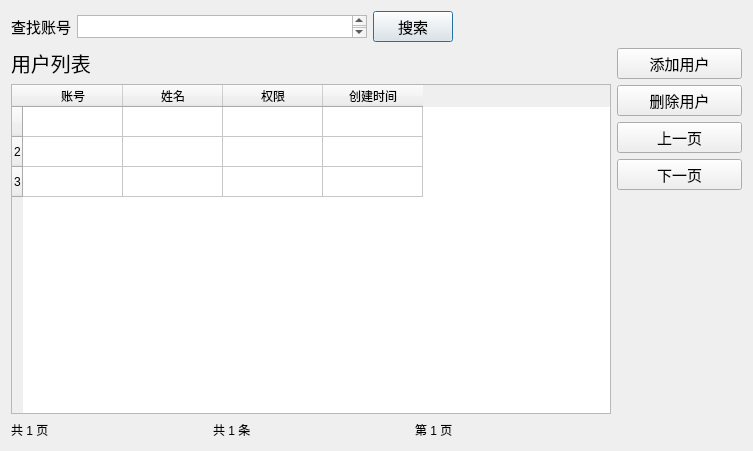
Above: Forms/userlistdialog.ui from zhengshihao1218/newsoft before the change. Below: the same form after it.
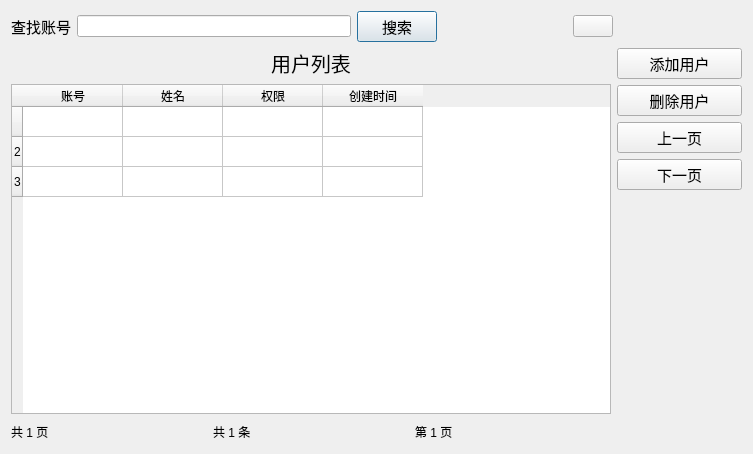
That is the form after the change. Icons and pictures are not drawn.

Patch:
```diff
--- a/Forms/userlistdialog.ui
+++ b/Forms/userlistdialog.ui
@@ -7,7 +7,7 @@
     <x>0</x>
     <y>0</y>
     <width>753</width>
-    <height>451</height>
+    <height>454</height>
    </rect>
   </property>
   <property name="windowTitle">
@@ -33,18 +33,13 @@
       </widget>
      </item>
      <item>
-      <widget class="QTextBrowser" name="textBrowser">
-       <property name="maximumSize">
+      <widget class="QLineEdit" name="lineEdit">
+       <property name="minimumSize">
         <size>
-         <width>16777215</width>
-         <height>23</height>
+         <width>274</width>
+         <height>0</height>
         </size>
        </property>
-       <property name="font">
-        <font>
-         <pointsize>11</pointsize>
-        </font>
-       </property>
       </widget>
      </item>
      <item>
@@ -72,6 +67,36 @@
        </property>
       </spacer>
      </item>
+     <item>
+      <widget class="QPushButton" name="pushButton">
+       <property name="text">
+        <string/>
+       </property>
+       <property name="icon">
+        <iconset resource="../Images/image.qrc">
+         <normaloff>:/images/images/re.png</normaloff>:/images/images/re.png</iconset>
+       </property>
+       <property name="iconSize">
+        <size>
+         <width>32</width>
+         <height>32</height>
+        </size>
+       </property>
+      </widget>
+     </item>
+     <item>
+      <spacer name="horizontalSpacer_2">
+       <property name="orientation">
+        <enum>Qt::Horizontal</enum>
+       </property>
+       <property name="sizeHint" stdset="0">
+        <size>
+         <width>40</width>
+         <height>20</height>
+        </size>
+       </property>
+      </spacer>
+     </item>
     </layout>
    </item>
    <item>
@@ -86,7 +111,7 @@
           </font>
          </property>
          <property name="text">
-          <string>用户列表</string>
+          <string>&lt;html&gt;&lt;head/&gt;&lt;body&gt;&lt;p align=&quot;center&quot;&gt;用户列表&lt;/p&gt;&lt;/body&gt;&lt;/html&gt;</string>
          </property>
         </widget>
        </item>
```
